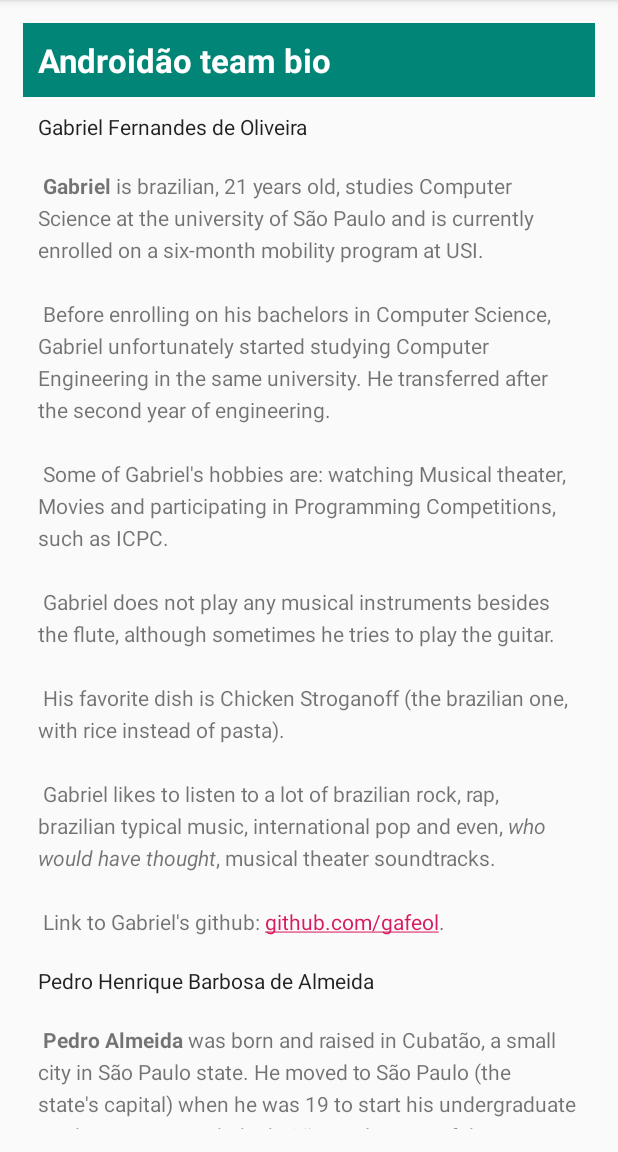
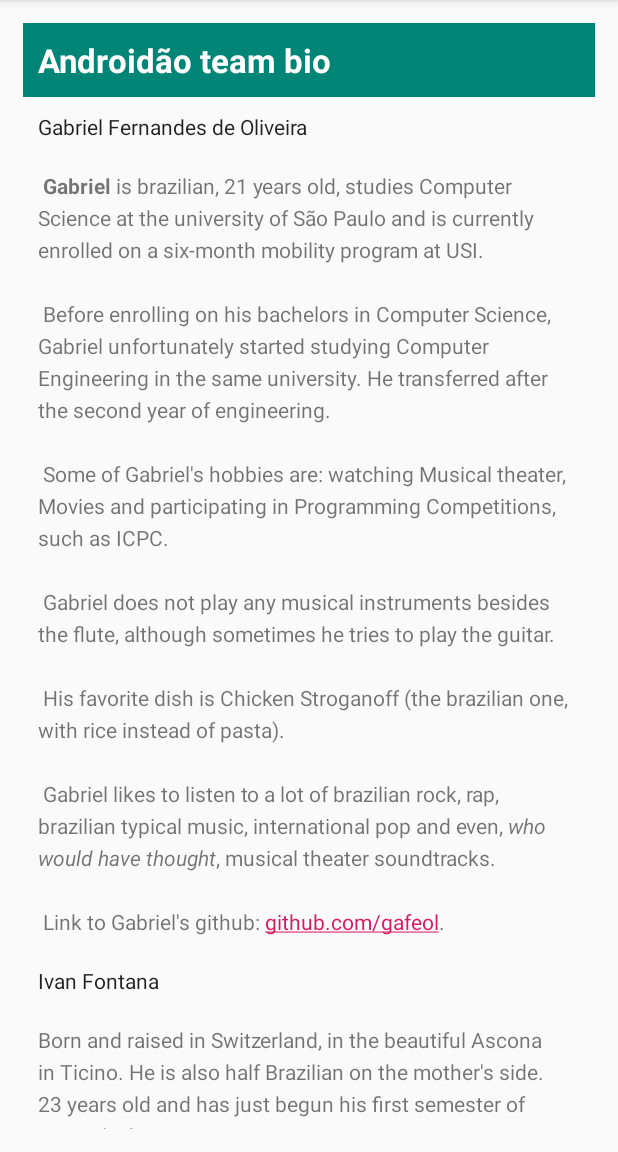
Before and after one commit to gafeol/Mobile, an Android app: the screen it shows after launch (MainActivity), on a phone screen of 412 x 824 dp, the part 84-1236 px from its top. Run offline under Robolectric (Android 15) with nearby library versions, the phone set to English and light mode, and no system bars.

Commit message:
Ivans bio

```diff
--- a/ScrollingText/app/src/main/res/layout/activity_main.xml
+++ b/ScrollingText/app/src/main/res/layout/activity_main.xml
@@ -46,6 +46,23 @@
                 android:text="@string/gabriel_bio" />
 
             <TextView
+                android:id="@+id/ivan_heading"
+                android:layout_width="match_parent"
+                android:layout_height="wrap_content"
+                android:padding="@dimen/padding_regular"
+                android:text="@string/ivan_name"
+                android:textAppearance="@android:style/TextAppearance.DeviceDefault" />
+
+            <TextView
+                android:id="@+id/ivan_bio"
+                android:layout_width="wrap_content"
+                android:layout_height="wrap_content"
+                android:autoLink="web"
+                android:lineSpacingExtra="@dimen/line_spacing"
+                android:padding="@dimen/padding_regular"
+                android:text="@string/ivan_bio" />
+
+            <TextView
                 android:id="@+id/pedro_heading"
                 android:layout_width="match_parent"
                 android:layout_height="wrap_content"
--- a/ScrollingText/app/src/main/res/values/strings.xml
+++ b/ScrollingText/app/src/main/res/values/strings.xml
@@ -1,45 +1,6 @@
 <resources>
     <string name="app_name">Scrolling Text</string>
     <string name="article_title">Androidão team bio</string>
-    <string name="article_subtitle">Neque porro quisquam est qui dolorem ipsum quia dolor sit amet</string>
-    <string name="article_text">
-        <b>Text generated from\:</b> www.lipsum.com/feed/html
-        \n\n
-        Lorem ipsum dolor sit amet, consectetur adipiscing elit. Sed velporta nulla. Proin
-        imperdiet dolor metus. Nulla gravida odio at enim tincidunt, a ornareodio iaculis.
-        Quisque et turpis velit. Quisque quis faucibus odio. Pellentesque id ligula
-        vitae eros interdum ornare. Sed finibus facilisis risus. Etiam aliquam iaculis orci.
-        Pellentesque tincidunt tellus ac vehicula posuere. Maecenas et erat tristique, varius
-        ante nec, rhoncus tortor. Vestibulum nec nibh libero. Fusce eleifend eu nibh sit amet
-        pellentesque.
-        \n\n
-        <i>Nunc at lorem vehicula, scelerisque nisl a, eleifend risus. Suspendisse malesuada gravida
-        tellus quis viverra. Phasellus in ante vulputate, fringilla arcu eget, varius libero.
-        In vestibulum egestas sem. Nullam justo tortor, vestibulum in sagittis nec, iaculis
-        quis ante. Mauris feugiat elementum velit, vitae porta sapien consequat at. Aliquam in
-        semper dui. Praesent sed nibh vulputate, volutpat leo vitae, facilisis tellus.</i>
-        \n\n
-        Sed tortor orci, varius at mattis ut, laoreet cursus nunc. Donec efficitur ligula et
-        mi sodales, quis tincidunt quam dictum. Integer auctor, ligula ut semper accumsan, nibh
-        lorem sodales leo, ac rhoncus lacus ante a mauris. Integer iaculis tellus tellus, in
-        sodales est cursus eget. Mauris rutrum a purus congue ornare. Vivamus volutpat ligula
-        sollicitudin, volutpat enim quis, condimentum metus. Integer porta porta augue, at
-        interdum orci congue non. <b><i>Suspendisse in ornare augue.</i></b> Morbi elit dui, suscipit et
-        diam non, aliquet maximus odio. Etiam suscipit bibendum libero nec elementum.
-        Morbi mollis sollicitudin magna, ut rhoncus dui ullamcorper sed.
-        \n\n
-        Sed eget tortor tempus velit imperdiet sagittis ac sit amet tellus. Vivamus egestas et
-        dolor et blandit. Praesent interdum felis sem, nec mattis libero dictum nec. Donec vel
-        mauris quis nisl sagittis tempus vel a augue. Aenean et fringilla odio. Vivamus augue
-        sapien, suscipit ac orci at, finibus gravida tellus. Fusce arcu orci, iaculis vitae varius
-        non, cursus id orci. Vestibulum at finibus velit, ut venenatis ex.
-        \n\n
-        Maecenas eget laoreet eros, eu tempus mauris. Ut at tortor sed felis aliquam congue vel
-        venenatis ipsum. Ut tristique magna ac consectetur tempus. Nullam at pellentesque nulla,
-        ac luctus enim. Nam quis mauris mattis, viverra purus vitae, elementum arcu. Nullam eu
-        metus nibh. Morbi sodales nisl et congue fermentum. Ut sagittis a est eget luctus.
-        Pellentesque suscipit non tellus in luctus.
-    </string>
     <string name="gabriel_name">Gabriel Fernandes de Oliveira</string>
     <string name="gabriel_bio">
         <b>Gabriel</b> is brazilian, 21 years old, studies Computer Science at the university
@@ -61,6 +22,22 @@
         pop and even, <i>who would have thought</i>, musical theater soundtracks.
         \n\n
         Link to Gabriel\'s github: github.com/gafeol.
+    </string>
+    <string name="ivan_name">Ivan Fontana</string>
+    <string name="ivan_bio">
+        Born and raised in Switzerland, in the beautiful Ascona in Ticino.
+        He is also half Brazilian on the mother\'s side. 23 years old and has
+        just begun his first semester of master\'s degree in AI at USI.
+        \n\n
+        He began his career as an electronic apprentice then after that and after a
+        year of military service he went to Biel in the canton of Bern.
+        There he spend 3 years for achieving his Bachelor\'s degree in Microtechnology,
+        specialised in robotics, sensors and management.
+        \n\n
+        During his free time, he practice sports (Unihockey and gym), read books, learn to play the ukulele and spend time with friends and family. In winter he likes also to go skiing or snowboarding.
+        His particular interests are computer programming, psychology, management and business.
+        \n\n
+        Link to Ivan\’s github: github.com/fonticode.
     </string>
     <string name="pedro_name">Pedro Henrique Barbosa de Almeida</string>
     <string name="pedro_bio">
```
